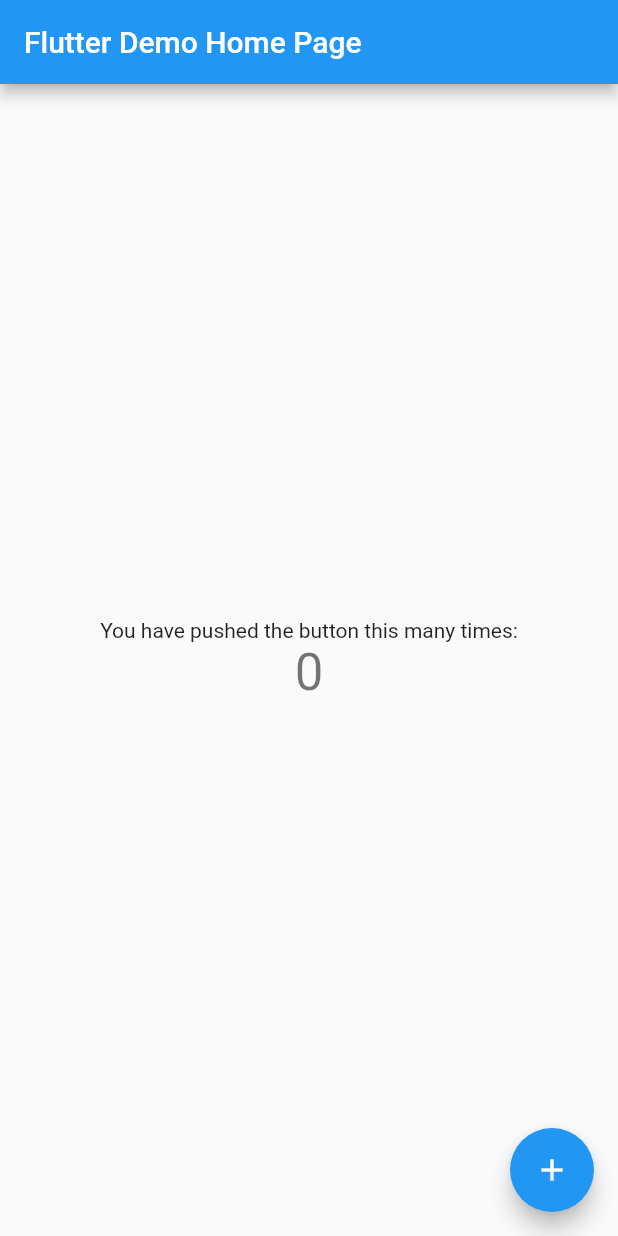
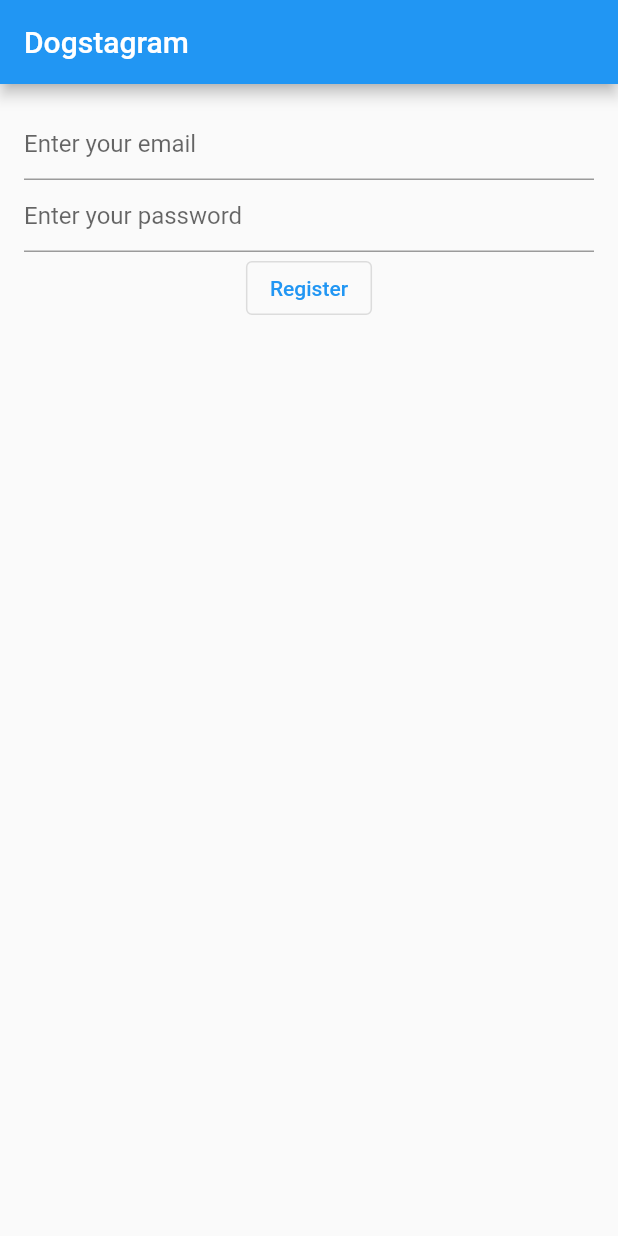
Before and after one commit to GKosheev/Flutter-Project, a Flutter app: the screen it shows after launch, on a phone screen of 412 x 824 dp. Run offline on Flutter 3.47's test engine with Material 2 defaults, Android fonts, the phone set to English and light mode, and no system bars; our stand-ins replace firebase_auth, firebase_core; accounts and stored records are empty.

Commit message:
Implemented email&password register

```diff
--- a/lib/main.dart
+++ b/lib/main.dart
@@ -1,6 +1,7 @@
 import 'package:flutter/material.dart';
 import 'package:firebase_core/firebase_core.dart';
 import 'firebase_options.dart';
+import 'package:firebase_auth/firebase_auth.dart';
 
 void main() async {
   WidgetsFlutterBinding.ensureInitialized();
@@ -19,103 +20,85 @@ class MyApp extends StatelessWidget {
     return MaterialApp(
       title: 'Flutter Demo',
       theme: ThemeData(
-        // This is the theme of your application.
-        //
-        // Try running your application with "flutter run". You'll see the
-        // application has a blue toolbar. Then, without quitting the app, try
-        // changing the primarySwatch below to Colors.green and then invoke
-        // "hot reload" (press "r" in the console where you ran "flutter run",
-        // or simply save your changes to "hot reload" in a Flutter IDE).
-        // Notice that the counter didn't reset back to zero; the application
-        // is not restarted.
         primarySwatch: Colors.blue,
       ),
-      home: const MyHomePage(title: 'Flutter Demo Home Page'),
+      home: const HomePage(),
     );
   }
 }
 
-class MyHomePage extends StatefulWidget {
-  const MyHomePage({super.key, required this.title});
+class HomePage extends StatefulWidget {
+  const HomePage({super.key});
+  @override
+  State<HomePage> createState() => _HomePageState();
+}
 
-  // This widget is the home page of your application. It is stateful, meaning
-  // that it has a State object (defined below) that contains fields that affect
-  // how it looks.
-
-  // This class is the configuration for the state. It holds the values (in this
-  // case the title) provided by the parent (in this case the App widget) and
-  // used by the build method of the State. Fields in a Widget subclass are
-  // always marked "final".
-
-  final String title;
+class _HomePageState extends State<HomePage> {
+  late final TextEditingController _email;
+  late final TextEditingController _password;
 
   @override
-  State<MyHomePage> createState() => _MyHomePageState();
-}
+  void initState() {
+    _email = TextEditingController();
+    _password = TextEditingController();
+    super.initState();
+  }
 
-class _MyHomePageState extends State<MyHomePage> {
-  int _counter = 0;
-
-  void _incrementCounter() {
-    setState(() {
-      // This call to setState tells the Flutter framework that something has
-      // changed in this State, which causes it to rerun the build method below
-      // so that the display can reflect the updated values. If we changed
-      // _counter without calling setState(), then the build method would not be
-      // called again, and so nothing would appear to happen.
-      _counter++;
-    });
+  @override
+  void dispose() {
+    _email.dispose();
+    _password.dispose();
+    super.dispose();
   }
 
   @override
   Widget build(BuildContext context) {
-    // This method is rerun every time setState is called, for instance as done
-    // by the _incrementCounter method above.
-    //
-    // The Flutter framework has been optimized to make rerunning build methods
-    // fast, so that you can just rebuild anything that needs updating rather
-    // than having to individually change instances of widgets.
     return Scaffold(
-      appBar: AppBar(
-        // Here we take the value from the MyHomePage object that was created by
-        // the App.build method, and use it to set our appbar title.
-        title: Text(widget.title),
-      ),
-      body: Center(
-        // Center is a layout widget. It takes a single child and positions it
-        // in the middle of the parent.
+      appBar: AppBar(title: const Text("Dogstagram")),
+      body: Padding(
+        padding: const EdgeInsets.all(16.0),
         child: Column(
-          // Column is also a layout widget. It takes a list of children and
-          // arranges them vertically. By default, it sizes itself to fit its
-          // children horizontally, and tries to be as tall as its parent.
-          //
-          // Invoke "debug painting" (press "p" in the console, choose the
-          // "Toggle Debug Paint" action from the Flutter Inspector in Android
-          // Studio, or the "Toggle Debug Paint" command in Visual Studio Code)
-          // to see the wireframe for each widget.
-          //
-          // Column has various properties to control how it sizes itself and
-          // how it positions its children. Here we use mainAxisAlignment to
-          // center the children vertically; the main axis here is the vertical
-          // axis because Columns are vertical (the cross axis would be
-          // horizontal).
-          mainAxisAlignment: MainAxisAlignment.center,
-          children: <Widget>[
-            const Text(
-              'You have pushed the button this many times:',
+          children: [
+            TextField(
+              controller: _email,
+              enableSuggestions: false,
+              autocorrect: false,
+              keyboardType: TextInputType.emailAddress,
+              decoration: const InputDecoration(hintText: "Enter your email"),
             ),
-            Text(
-              '$_counter',
-              style: Theme.of(context).textTheme.headline4,
+            TextField(
+              controller: _password,
+              obscureText: true,
+              enableSuggestions: false,
+              autocorrect: false,
+              decoration:
+                  const InputDecoration(hintText: "Enter your password"),
+            ),
+            OutlinedButton(
+              onPressed: () async {
+                final email = _email.text;
+                final password = _password.text;
+                try {
+                  final credential = await FirebaseAuth.instance
+                      .createUserWithEmailAndPassword(
+                    email: email,
+                    password: password,
+                  );
+                } on FirebaseAuthException catch (e) {
+                  if (e.code == 'weak-password') {
+                    print('The password provided is too weak.');
+                  } else if (e.code == 'email-already-in-use') {
+                    print('The account already exists for that email.');
+                  }
+                } catch (e) {
+                  print(e);
+                }
+              },
+              child: const Text("Register"),
             ),
           ],
         ),
       ),
-      floatingActionButton: FloatingActionButton(
-        onPressed: _incrementCounter,
-        tooltip: 'Increment',
-        child: const Icon(Icons.add),
-      ), // This trailing comma makes auto-formatting nicer for build methods.
     );
   }
 }
```
